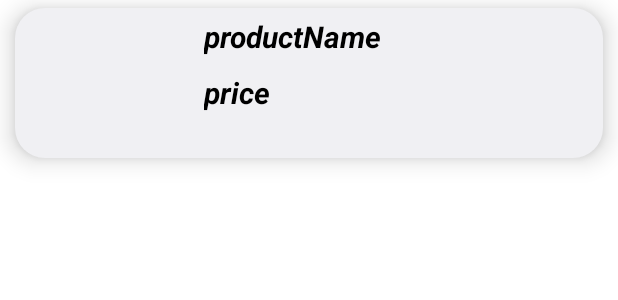
After one commit to Aadhiarc/ecommerce_app, an Android app: the layout activity_customcartview.xml on its own in the app's theme, with its tools: preview values and no code run, on a phone screen of 412 x 824 dp. The commit adds this screen. Shown: the top 300 px of the screen. Run offline under Robolectric (Android 15) with nearby library versions, the phone set to English and light mode, and no system bars; network calls fail.

Commit message:
cartView

```diff
--- a/app/src/main/java/com/example/ecommerce_app/DbHelper.java
+++ b/app/src/main/java/com/example/ecommerce_app/DbHelper.java
@@ -25,6 +25,7 @@ public class DbHelper extends SQLiteOpenHelper {
     public void onCreate(SQLiteDatabase sqLiteDatabase) {
         String createTable= "CREATE TABLE " + TABLE_USER_DETAILS + "(" + COLUMN_ID + " integer primary key autoincrement  ," + COLUMN_USER_NAME + " text ," + COLUMN_EMAIL + " text ," + COLUMN_PASSWORD + " text ," + COLUMN_MOBILE_NUMBER + " text ," + COLUMN_ADDRESS + " text ," + COLUMN_CART + " text )";
         sqLiteDatabase.execSQL(createTable);
+        sqLiteDatabase.execSQL("create table cartTable(email text,product_name text,product_price,product_thumbnail text)");
     }
 
     @Override
--- a/app/src/main/java/com/example/ecommerce_app/Filter.java
+++ b/app/src/main/java/com/example/ecommerce_app/Filter.java
@@ -138,6 +138,8 @@ public class Filter extends AppCompatActivity {
                         },1000);
                         break;
                     case R.id.bot_nav_add_cart:
+                        Intent intent = new Intent(Filter.this,Addcart.class);
+                        startActivity(intent);
                         break;
 
                 }
--- /dev/null
+++ b/app/src/main/res/layout/activity_customcartview.xml
@@ -0,0 +1,48 @@
+<?xml version="1.0" encoding="utf-8"?>
+<RelativeLayout xmlns:android="http://schemas.android.com/apk/res/android"
+    xmlns:app="http://schemas.android.com/apk/res-auto"
+    xmlns:tools="http://schemas.android.com/tools"
+    android:layout_width="match_parent"
+    android:layout_height="match_parent"
+    tools:context=".Customcartview">
+    <RelativeLayout
+        android:layout_width="match_parent"
+        android:layout_height="100dp"
+        android:background="@drawable/layout_background"
+        android:layout_marginStart="10dp"
+        android:layout_marginEnd="10dp"
+        android:layout_marginBottom="5dp"
+        android:layout_marginTop="5dp"
+        android:elevation="10dp">
+        <ImageView
+            android:id="@+id/productImage_cart"
+            android:layout_width="@dimen/product_design_imageView_width"
+            android:layout_height="@dimen/product_design_imageView_height"
+            android:layout_marginLeft="5dp"
+            android:layout_margin="10dp"/>
+        <TextView
+            android:id="@+id/productName_cart"
+            android:layout_width="wrap_content"
+            android:layout_height="wrap_content"
+            android:layout_toRightOf="@id/productImage_cart"
+            android:text="productName"
+            android:textSize="@dimen/product_design_productName_textSize"
+            android:layout_marginLeft="6dp"
+            android:textStyle="italic|bold"
+            android:textColor="@color/black"
+            android:layout_marginTop="5dp"/>
+        <TextView
+            android:id="@+id/productPrice_cart"
+            android:layout_width="wrap_content"
+            android:layout_height="wrap_content"
+            android:layout_below="@id/productName_cart"
+            android:text="price"
+            android:textSize="@dimen/product_design_productPrice_textSize"
+            android:layout_marginLeft="6dp"
+            android:textStyle="italic|bold"
+            android:layout_marginTop="10dp"
+            android:textColor="@color/black"
+            android:layout_toRightOf="@id/productImage_cart"/>
+    </RelativeLayout>
+
+</RelativeLayout>
```
Also changed, not shown: app/src/main/AndroidManifest.xml (+14 -0 lines), app/src/main/java/com/example/ecommerce_app/Addcart.java (added, +58 -0 lines), app/src/main/java/com/example/ecommerce_app/CartviewModel.java (added, +37 -0 lines), app/src/main/java/com/example/ecommerce_app/CustomcartAdapter.java (added, +58 -0 lines), app/src/main/java/com/example/ecommerce_app/Customcartview.java (added, +15 -0 lines), app/src/main/java/com/example/ecommerce_app/Productprofile.java (+48 -2 lines), app/src/main/java/com/example/ecommerce_app/Recyclerview.java (+3 -11 lines), app/src/main/res/layout/activity_addcart.xml (added, +19 -0 lines), app/src/main/res/layout/activity_productprofile.xml (+25 -6 lines).
